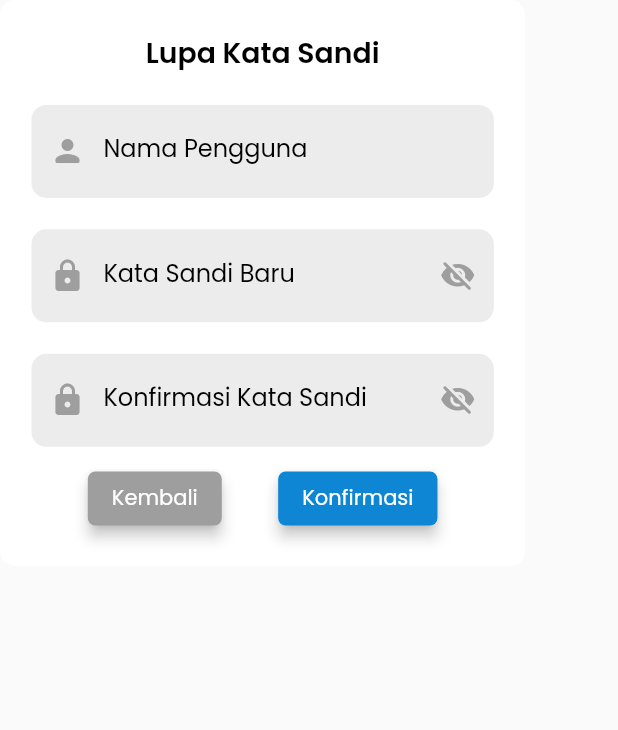
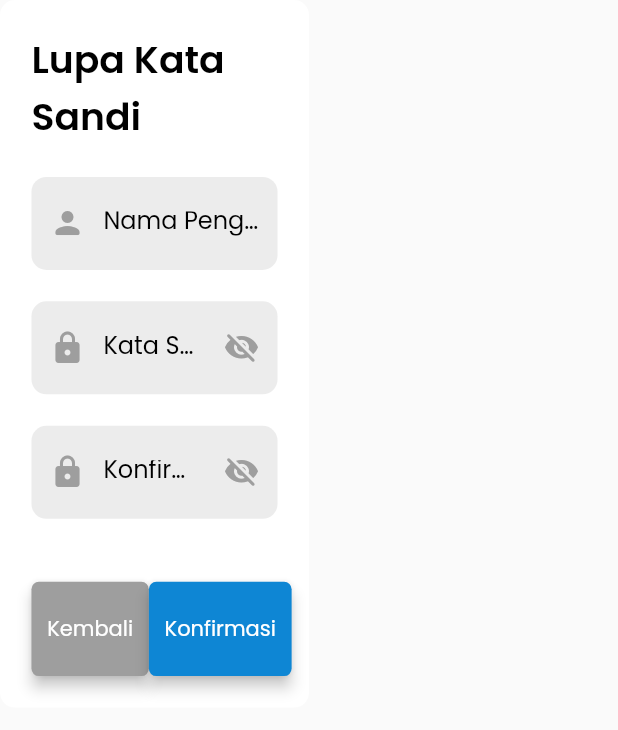
Before and after one commit to Yoga3911/project_su, a Flutter app: the ForgotPasswordDialog widget shown alone on an empty page, opened directly with empty values, on a phone screen of 412 x 824 dp. Shown: the top 730 px of the screen. Run offline on Flutter 3.47's test engine with Material 2 defaults, Android fonts, the phone set to English and light mode, and no system bars; our stand-ins replace cloud_firestore, firebase_auth, firebase_core, flutter_dotenv, flutter_screenutil, flutter_spinkit and 4 more; accounts and stored records are empty; project files that could hold a hidden picture were left out.

Commit message:
minor change

```diff
--- a/lib/presentation/pages/auth/widgets/dialog_lupa_password.dart
+++ b/lib/presentation/pages/auth/widgets/dialog_lupa_password.dart
@@ -1,5 +1,6 @@
 import 'package:flutter/material.dart';
 import 'package:flutter_screenutil/flutter_screenutil.dart';
+import 'package:project/constants/fonts.dart';
 import 'package:project/presentation/providers/textfield_provider.dart';
 import 'package:project/presentation/providers/user_provider.dart';
 import 'package:project/utils/loading.dart';
@@ -63,7 +64,7 @@ class ForgotPasswordDialog extends StatelessWidget {
       alignment: Alignment.center,
       children: [
         Container(
-          width: size.width * 0.85,
+          width: size.width * 0.5,
           padding: EdgeInsets.symmetric(horizontal: 20.w, vertical: 20.h),
           decoration: BoxDecoration(
             color: Colors.white,
@@ -76,7 +77,13 @@ class ForgotPasswordDialog extends StatelessWidget {
               mainAxisAlignment: MainAxisAlignment.spaceEvenly,
               mainAxisSize: MainAxisSize.min,
               children: [
-                const Text("Lupa Kata Sandi"),
+                Text(
+                  "Lupa Kata Sandi",
+                  style: TextStyle(
+                    fontFamily: MyFont.semiBold,
+                    fontSize: 24.sp,
+                  ),
+                ),
                 SizedBox(height: 10.h),
                 CustomTextField(
                   icon: Icons.person_rounded,
@@ -99,6 +106,7 @@ class ForgotPasswordDialog extends StatelessWidget {
                   controller: txtField.getPassword3,
                   helper: null,
                 ),
+                SizedBox(height: 30.h),
                 Center(
                   child: Row(
                     mainAxisAlignment: MainAxisAlignment.spaceEvenly,
@@ -108,6 +116,10 @@ class ForgotPasswordDialog extends StatelessWidget {
                         style: ElevatedButton.styleFrom(
                           shape: RoundedRectangleBorder(
                             borderRadius: BorderRadius.circular(5),
+                          ),
+                          padding: EdgeInsets.symmetric(
+                            vertical: 20.h,
+                            horizontal: 10.w,
                           ),
                           primary: Colors.grey,
                         ),
@@ -166,6 +178,10 @@ class ForgotPasswordDialog extends StatelessWidget {
                           shape: RoundedRectangleBorder(
                             borderRadius: BorderRadius.circular(5),
                           ),
+                          padding: EdgeInsets.symmetric(
+                            vertical: 20.h,
+                            horizontal: 10.w,
+                          ),
                         ),
                         child: const Text("Konfirmasi"),
                       ),
```
Also changed, not shown: lib/presentation/pages/auth/widgets/login_form.dart (+13 -12 lines).
